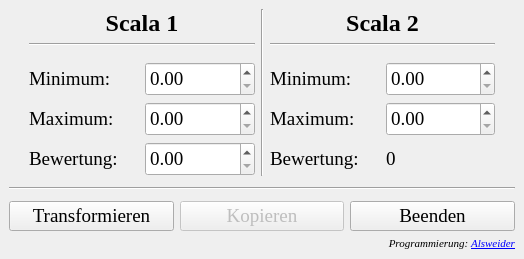
The window that mainwindow.ui (Alsweider/Scalatrafo) describes before a commit, drawn with Qt 5.
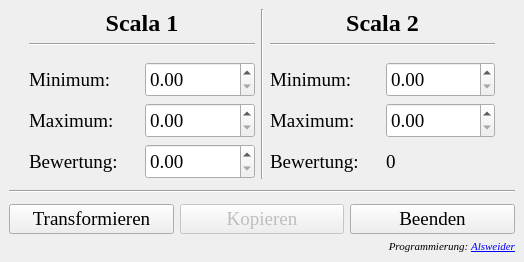
The same window after the commit. Icons and pictures are not drawn.

Patch:
```diff
--- a/mainwindow.ui
+++ b/mainwindow.ui
@@ -7,7 +7,7 @@
     <x>0</x>
     <y>0</y>
     <width>524</width>
-    <height>259</height>
+    <height>262</height>
    </rect>
   </property>
   <property name="sizePolicy">
```
Left out of the diff: 10 changed lines with no effect on the pictures.
